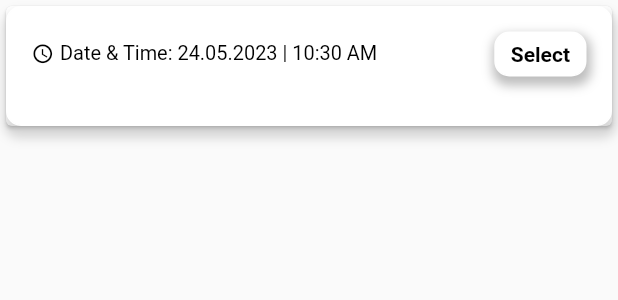
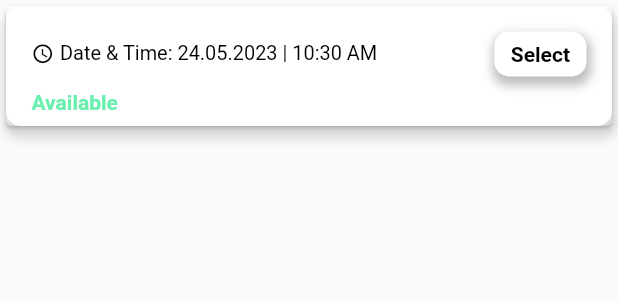
Before and after one commit to robertbusaru/flutter_framework_app_bachelors_degree_project, a Flutter app: the BookingCard widget shown alone on an empty page, opened directly with empty values, on a phone screen of 412 x 824 dp. Shown: the top 300 px of the screen. Run offline on Flutter 3.47's test engine with Material 2 defaults, Android fonts, the phone set to English and light mode, and no system bars; our stand-ins replace cloud_firestore, firebase_auth, firebase_core, google_fonts, google_sign_in; missing offline and left inert: flutter_facebook_auth; accounts and stored records are empty.

Commit message:
added appointments

```diff
--- a/lib/pages/logout_page.dart
+++ b/lib/pages/logout_page.dart
@@ -8,7 +8,7 @@ import 'package:firebase_auth/firebase_auth.dart';
 import 'package:cloud_firestore/cloud_firestore.dart';
 
 class LogoutPage extends StatefulWidget {
-  const LogoutPage({Key? key});
+  const LogoutPage({super.key});
 
   @override
   State<LogoutPage> createState() => _LogoutPageState();
--- a/lib/pages/scheduling_page.dart
+++ b/lib/pages/scheduling_page.dart
@@ -191,7 +191,6 @@ class BookingCard extends StatelessWidget {
 
   void _showConfirmationDialog(BuildContext context) {
     User? currentUser = FirebaseAuth.instance.currentUser;
-
     if (currentUser != null) {
       showModalBottomSheet(
         context: context,
@@ -235,7 +234,6 @@ class BookingCard extends StatelessWidget {
                         });
 
                         // Actualizează starea aplicației / efectuează alte acțiuni necesare
-
                         Navigator.of(context).pop();
                         checkBookingAndShowModal(context);
                       },
@@ -264,11 +262,11 @@ class BookingCard extends StatelessWidget {
             mainAxisSize: MainAxisSize.min,
             children: const [
               Icon(
-                Icons.error_outlined,
+                Icons.error_outline,
                 size: 100,
                 color: Colors.red,
               ),
-              SizedBox(height: 16),
+              SizedBox(height: 15),
 
               Text(
                 'Reservation Failed',
@@ -277,7 +275,7 @@ class BookingCard extends StatelessWidget {
                   fontWeight: FontWeight.bold,
                 ),
               ),
-              SizedBox(height: 16),
+              SizedBox(height: 12),
               Align(
                 alignment: Alignment.center,
                 child: Text(
@@ -288,6 +286,8 @@ class BookingCard extends StatelessWidget {
                   ),
                 ),
               ),
+
+              SizedBox(height: 15),
 
             ],
           ),
@@ -341,6 +341,49 @@ class BookingCard extends StatelessWidget {
     );
   }
 
+  Widget checkBookingAndShowAvailability(BuildContext context) {
+    return FutureBuilder<bool>(
+      future: isBookingInHistory(booking.name),
+      builder: (BuildContext context, AsyncSnapshot<bool> snapshot) {
+        if (snapshot.connectionState == ConnectionState.waiting) {
+          // Se afișează un indicator de încărcare în timp ce se verifică disponibilitatea
+          return const CircularProgressIndicator();
+        } else if (snapshot.hasError) {
+          // Se afișează un mesaj de eroare în cazul în care apare o eroare
+          return Text(
+            'Error: ${snapshot.error}',
+            style: const TextStyle(
+              fontSize: 14,
+              color: Colors.black,
+            ),
+          );
+        } else {
+          bool existsInHistory = snapshot.data ?? false;
+
+          if (existsInHistory) {
+            return const Text(
+              'Unavailable',
+              style: TextStyle(
+                fontSize: 14,
+                color: Colors.redAccent,
+                fontWeight: FontWeight.bold,
+              ),
+            );
+          } else {
+            return const Text(
+              'Available',
+              style: TextStyle(
+                fontSize: 14,
+                color: Colors.greenAccent,
+                fontWeight: FontWeight.bold,
+              ),
+            );
+          }
+        }
+      },
+    );
+  }
+
 
 
   @override
@@ -384,6 +427,7 @@ class BookingCard extends StatelessWidget {
                     color: Colors.black,
                   ),
                   const SizedBox(width: 4),
+
                   Text(
                     'Date & Time: $formattedDate',
                     style: GoogleFonts.aBeeZee(
@@ -391,9 +435,18 @@ class BookingCard extends StatelessWidget {
                       color: Colors.black,
                     ),
                   ),
+
+                  const SizedBox(width: 4),
+
+
                 ],
               ),
+
               Text(booking.description),
+
+              const SizedBox(width: 5),
+
+              checkBookingAndShowAvailability(context),
             ],
           ),
           trailing: InkWell(
```
